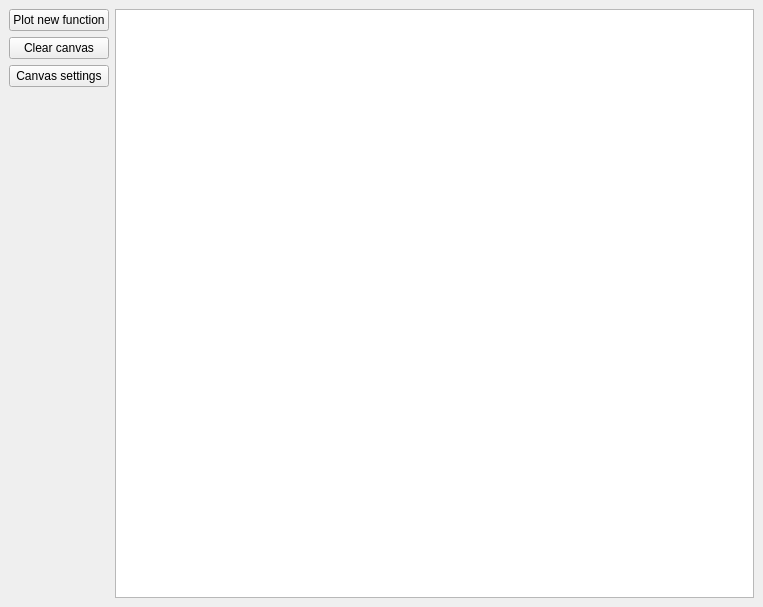
dazzlemon/diit_121-ipz_y2_cg, file 1/src/forms_ui/main_window.ui: the form before one commit.
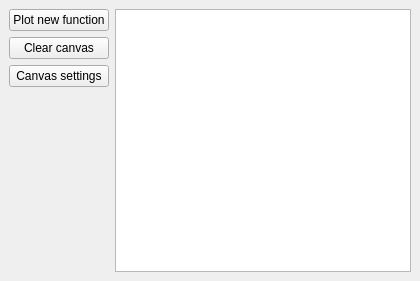
The form after the commit.

Commit message: sizePolicy minimum(need to test on win, cause xmonad ignores it anyways)

The edit to the form file:
```diff
--- a/1/src/forms_ui/main_window.ui
+++ b/1/src/forms_ui/main_window.ui
@@ -6,10 +6,22 @@
    <rect>
     <x>0</x>
     <y>0</y>
-    <width>763</width>
-    <height>607</height>
+    <width>420</width>
+    <height>281</height>
    </rect>
   </property>
+  <property name="sizePolicy">
+   <sizepolicy hsizetype="Minimum" vsizetype="Minimum">
+    <horstretch>0</horstretch>
+    <verstretch>0</verstretch>
+   </sizepolicy>
+  </property>
+  <property name="minimumSize">
+   <size>
+    <width>211</width>
+    <height>112</height>
+   </size>
+  </property>
   <property name="windowTitle">
    <string>Safonov CG1</string>
   </property>
```
The commit also changes 10 other files.
